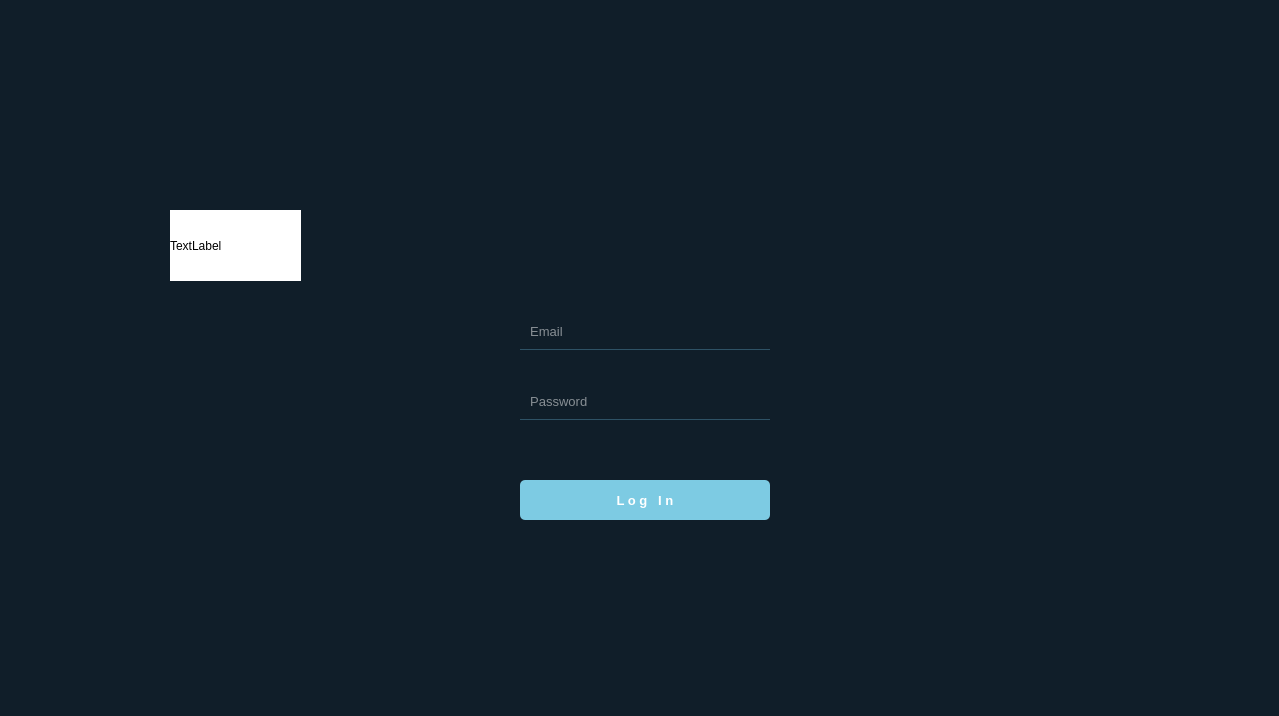
This is login.ui in yjia28tan/Staff-Training-Tracking-System-STTS- as Qt 5 draws it before an edit. The edited form follows.
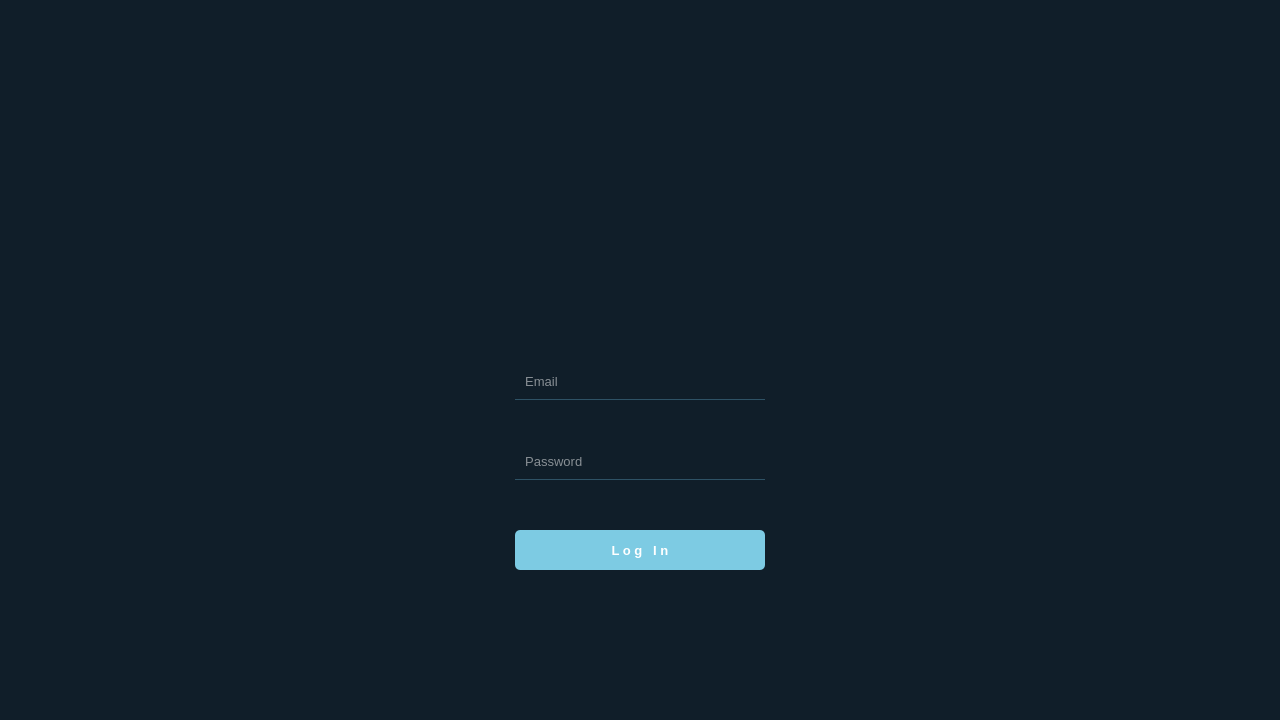
This is the edited form. Icons and pictures are not drawn.

Patch:
```diff
--- a/login.ui
+++ b/login.ui
@@ -6,8 +6,8 @@
    <rect>
     <x>0</x>
     <y>0</y>
-    <width>1279</width>
-    <height>716</height>
+    <width>1280</width>
+    <height>720</height>
    </rect>
   </property>
   <property name="windowTitle">
@@ -44,8 +44,8 @@
    <widget class="QLineEdit" name="email_input">
     <property name="geometry">
      <rect>
-      <x>520</x>
-      <y>320</y>
+      <x>515</x>
+      <y>370</y>
       <width>250</width>
       <height>30</height>
      </rect>
@@ -69,8 +69,8 @@
    <widget class="QLineEdit" name="password_input">
     <property name="geometry">
      <rect>
-      <x>520</x>
-      <y>390</y>
+      <x>515</x>
+      <y>450</y>
       <width>250</width>
       <height>30</height>
      </rect>
@@ -97,8 +97,8 @@
    <widget class="QPushButton" name="login_btn">
     <property name="geometry">
      <rect>
-      <x>520</x>
-      <y>480</y>
+      <x>515</x>
+      <y>530</y>
       <width>250</width>
       <height>40</height>
      </rect>
@@ -131,7 +131,7 @@
    <widget class="QLabel" name="label">
     <property name="geometry">
      <rect>
-      <x>520</x>
+      <x>515</x>
       <y>50</y>
       <width>250</width>
       <height>250</height>
@@ -177,22 +177,6 @@
      <set>Qt::NoTextInteraction</set>
     </property>
    </widget>
-   <widget class="QLabel" name="usertext">
-    <property name="geometry">
-     <rect>
-      <x>170</x>
-      <y>210</y>
-      <width>131</width>
-      <height>71</height>
-     </rect>
-    </property>
-    <property name="styleSheet">
-     <string notr="true">background-color:rgb(255, 255, 255);</string>
-    </property>
-    <property name="text">
-     <string>TextLabel</string>
-    </property>
-   </widget>
   </widget>
  </widget>
  <resources/>
```
